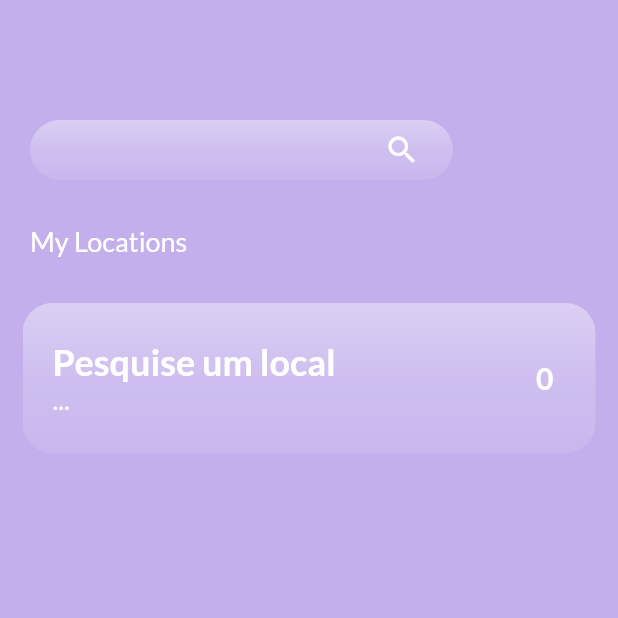
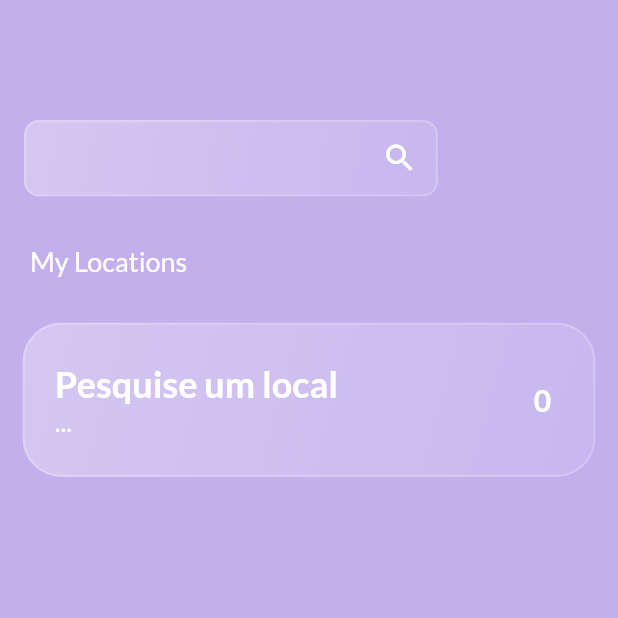
Before and after one commit to wilsleygermano/weather_app, a Flutter app: the screen it shows after launch, on a phone screen of 412 x 824 dp, the top half of it. Run offline on Flutter 3.47's test engine with Material 2 defaults, Android fonts, the phone set to English and light mode, and no system bars; our stand-ins replace dio, firebase_auth, firebase_core, flutter_mobx, flutter_modular, google_fonts and 1 more; missing offline and left inert: cloud_firestore_web, firebase_auth_web, firebase_core_web; accounts and stored records are empty; generated files the repository leaves out were written again.

```diff
--- a/lib/core/widgets/custom_search_bar.dart
+++ /dev/null
@@ -1,50 +0,0 @@
-import 'dart:ui';
-import 'package:flutter/material.dart';
-import 'package:flutter_modular/flutter_modular.dart';
-import 'package:weather_app/core/design/my_colors.dart';
-import 'package:weather_app/features/favorite/presentation/controllers/favorite_page_controller.dart';
-
-class CustomSearchBar extends StatelessWidget {
-  const CustomSearchBar({Key? key}) : super(key: key);
-
-  @override
-  Widget build(BuildContext context) {
-    final _controller = Modular.get<FavoritePageController>();
-    return Padding(
-      padding: const EdgeInsets.fromLTRB(20, 80, 110, 30),
-      child: ClipRect(
-        child: BackdropFilter(
-          filter: ImageFilter.blur(sigmaX: 10.0, sigmaY: 10.0),
-          child: Container(
-            height: 40,
-            decoration: MyColors.gradientCard,
-            child: Padding(
-              padding: const EdgeInsets.fromLTRB(10, 0, 10, 5),
-              child: TextField(
-                style: Theme.of(context).textTheme.headline4,
-                cursorColor: MyColors.primarywhite,
-                onChanged: _controller.storeCityTyped,
-                decoration: InputDecoration(
-                  border: InputBorder.none,
-                  focusedBorder: InputBorder.none,
-                  enabledBorder: InputBorder.none,
-                  errorBorder: InputBorder.none,
-                  disabledBorder: InputBorder.none,
-                  suffixIcon: IconButton(
-                    onPressed: () {
-                      _controller.returnCityValues(_controller.city);
-                    },
-                    icon: const Icon(
-                      Icons.search,
-                      color: MyColors.primarywhite,
-                    ),
-                  ),
-                ),
-              ),
-            ),
-          ),
-        ),
-      ),
-    );
-  }
-}
--- a/lib/core/widgets/generic_text_button.dart
+++ b/lib/core/widgets/generic_text_button.dart
@@ -17,6 +17,7 @@ class GenericTextButton extends StatelessWidget {
     return GlassMorphism(
       start: 0.3,
       end: 0.1,
+      borderRadius: 10,
       child: TextButton(
         onPressed: buttonPressed,
         child: Text(
--- a/lib/core/widgets/generic_text_field.dart
+++ b/lib/core/widgets/generic_text_field.dart
@@ -3,18 +3,18 @@ import 'package:google_fonts/google_fonts.dart';
 import 'package:weather_app/core/widgets/glassmorphism.dart';
 
 class GenericTextField extends StatelessWidget {
-  final String hintText;
+  final String? hintText;
   final TextInputAction textInputAction;
-  final IconData prefixIcon;
+  final IconData? prefixIcon;
   final void Function(String) onChanged;
   final IconData? suffixIconButton;
   final Function()? iconButtonPressed;
 
   const GenericTextField(
       {Key? key,
-      required this.hintText,
+      this.hintText,
       required this.textInputAction,
-      required this.prefixIcon,
+      this.prefixIcon,
       required this.onChanged,
       this.suffixIconButton,
       this.iconButtonPressed})
@@ -59,6 +59,7 @@ class GenericTextField extends StatelessWidget {
       ),
       start: 0.3,
       end: 0.1,
+      borderRadius: 10,
     );
   }
 }
--- a/lib/core/widgets/glassmorphism.dart
+++ b/lib/core/widgets/glassmorphism.dart
@@ -5,11 +5,13 @@ class GlassMorphism extends StatelessWidget {
   final Widget child;
   final double start;
   final double end;
+  final double borderRadius;
   const GlassMorphism({
     Key? key,
     required this.child,
     required this.start,
     required this.end,
+    required this.borderRadius,
   }) : super(key: key);
 
   @override
@@ -27,7 +29,7 @@ class GlassMorphism extends StatelessWidget {
               begin: AlignmentDirectional.topStart,
               end: AlignmentDirectional.bottomEnd,
             ),
-            borderRadius: const BorderRadius.all(Radius.circular(10)),
+            borderRadius: BorderRadius.all(Radius.circular(borderRadius)),
             border: Border.all(
               width: 1.5,
               color: Colors.white.withOpacity(0.2),
--- a/lib/core/widgets/password_text_field.dart
+++ b/lib/core/widgets/password_text_field.dart
@@ -61,6 +61,7 @@ class PasswordTextField extends StatelessWidget {
         ),
         start: 0.3,
         end: 0.1,
+        borderRadius: 10,
       ),
     );
   }
--- a/lib/features/favorite/presentation/view/favorite_page.dart
+++ b/lib/features/favorite/presentation/view/favorite_page.dart
@@ -2,7 +2,7 @@ import 'package:flutter/material.dart';
 import 'package:flutter_mobx/flutter_mobx.dart';
 import 'package:flutter_modular/flutter_modular.dart';
 import 'package:weather_app/core/design/my_colors.dart';
-import 'package:weather_app/core/widgets/custom_search_bar.dart';
+import 'package:weather_app/core/widgets/generic_text_field.dart';
 import 'package:weather_app/features/favorite/presentation/controllers/favorite_page_controller.dart';
 import 'package:weather_app/features/favorite/presentation/view/widgets/custom_favorite_card.dart';
 
@@ -23,7 +23,10 @@ class _FavoritePageState extends State<FavoritePage> {
       body: Observer(builder: (context) {
         return Column(
           children: [
-            const CustomSearchBar(),
+            Padding(
+              padding: const EdgeInsets.fromLTRB(16, 80, 120, 32),
+              child: GenericTextField(textInputAction: TextInputAction.done, onChanged: _controller.storeCityTyped, suffixIconButton: Icons.search, iconButtonPressed: (){_controller.returnCityValues(_controller.city);}),
+            ),
             Padding(
               padding: const EdgeInsets.only(left: 20),
               child: Row(
--- a/lib/features/favorite/presentation/view/widgets/custom_favorite_card.dart
+++ b/lib/features/favorite/presentation/view/widgets/custom_favorite_card.dart
@@ -1,33 +1,29 @@
 import 'dart:ui';
 import 'package:flutter/material.dart';
 import 'package:weather_app/core/design/my_colors.dart';
+import 'package:weather_app/core/widgets/glassmorphism.dart';
 
 class CustomFavoriteCard extends StatelessWidget {
   final String cityName;
   final String countryName;
   final num temperature;
   final Function() onTap;
-  const CustomFavoriteCard(
-      {Key? key,
+  const CustomFavoriteCard({
+    Key? key,
     required this.cityName,
     required this.countryName,
     required this.temperature,
     required this.onTap,
-      })
-      : super(key: key);
+  }) : super(key: key);
 
   @override
   Widget build(BuildContext context) {
     return Padding(
       padding: const EdgeInsets.only(right: 15, left: 15),
       child: InkWell(
-        onTap: onTap,
-        child: ClipRect(
-          child: BackdropFilter(
-            filter: ImageFilter.blur(sigmaX: 10.0, sigmaY: 10.0),
-            child: Container(
+        child: GlassMorphism(
+          child: SizedBox(
             height: 100,
-                decoration: MyColors.gradientCard,
             child: Padding(
               padding: const EdgeInsets.only(right: 20, left: 20),
               child: Row(
@@ -75,9 +71,13 @@ class CustomFavoriteCard extends StatelessWidget {
                   )
                 ],
               ),
-                )),
             ),
           ),
+          start: 0.3,
+          end: 0.1,
+          borderRadius: 26,
+        ),
+        onTap: onTap,
       ),
     );
   }
--- a/pubspec.yaml
+++ b/pubspec.yaml
@@ -38,10 +38,7 @@ dependencies:
   cloud_firestore: ^3.1.17
   firebase_auth: ^3.3.19
   dio: ^4.0.6
-  mobx: ^2.0.7
-  flutter_mobx: ^2.0.6+1
   flutter_modular: ^5.0.3
-  google_fonts:
   mobx: ^2.0.7
   flutter_mobx: ^2.0.6+1
   animated_text_kit: ^4.2.1
```
Lines whose indentation alone changed are shown as unchanged.
